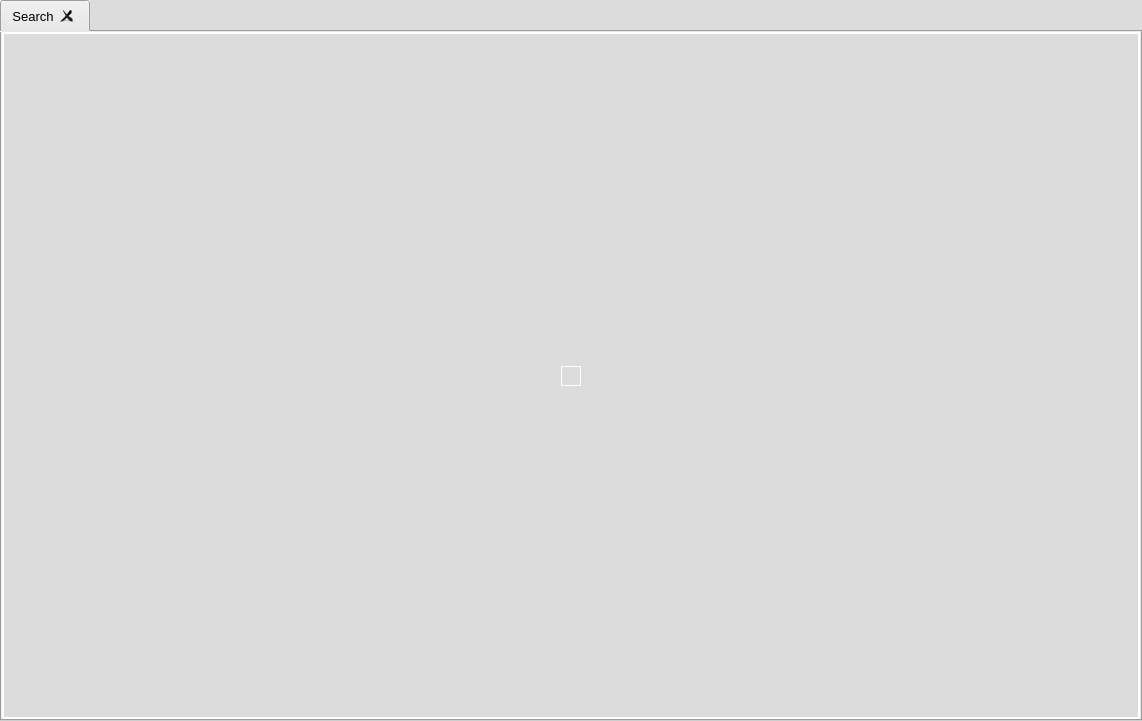
The window that SearchSuggestionsService/mainwindow.ui (template-dev/Search-Suggestions-Service) describes before a commit, drawn with Qt 5.
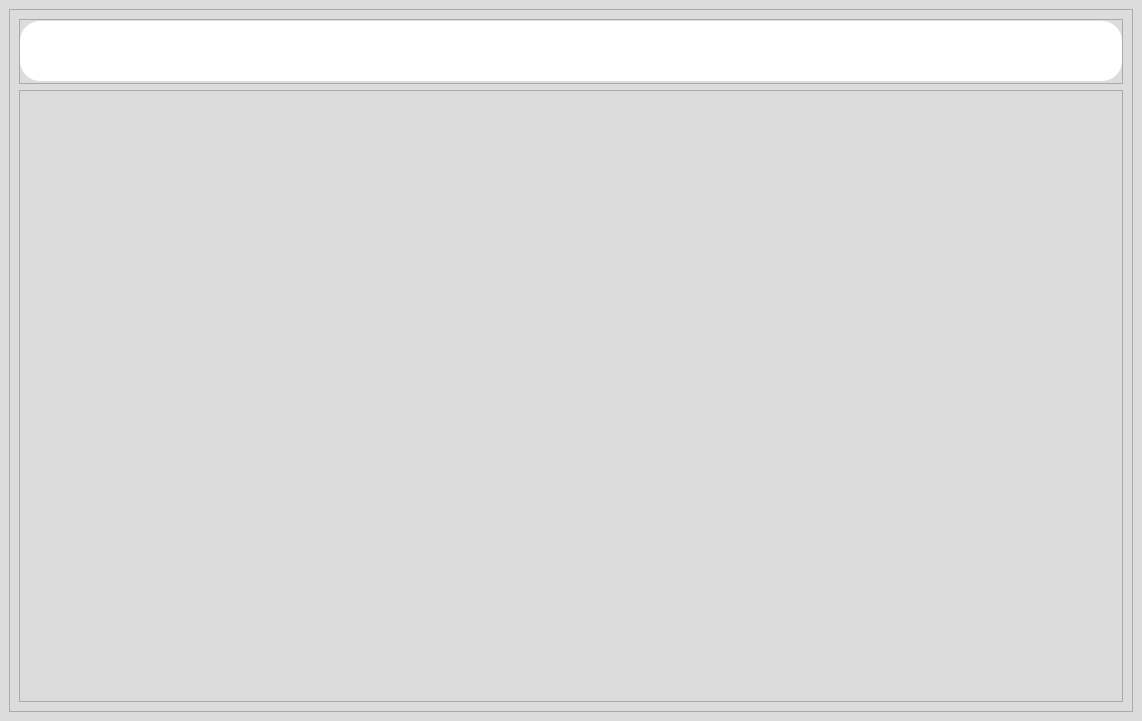
The same window after the commit.

```diff
--- a/SearchSuggestionsService/mainwindow.ui
+++ b/SearchSuggestionsService/mainwindow.ui
@@ -24,6 +24,30 @@
     <string notr="true">background: #dcdcdc;</string>
    </property>
    <layout class="QGridLayout" name="gridLayout">
+    <item row="1" column="2">
+     <widget class="QFrame" name="frame">
+      <property name="frameShape">
+       <enum>QFrame::StyledPanel</enum>
+      </property>
+      <property name="frameShadow">
+       <enum>QFrame::Raised</enum>
+      </property>
+      <layout class="QGridLayout" name="gridLayout_4">
+       <item row="0" column="0">
+        <widget class="QFrame" name="frame_2">
+         <property name="maximumSize">
+          <size>
+           <width>16777215</width>
+           <height>65</height>
+          </size>
+         </property>
+         <property name="frameShape">
+          <enum>QFrame::StyledPanel</enum>
+         </property>
+         <property name="frameShadow">
+          <enum>QFrame::Raised</enum>
+         </property>
+         <layout class="QGridLayout" name="gridLayout_2">
     <property name="leftMargin">
      <number>0</number>
     </property>
@@ -37,66 +61,59 @@
      <number>0</number>
     </property>
     <item row="0" column="0">
-     <widget class="QTabWidget" name="tabWidget">
-      <property name="font">
-       <font>
-        <pointsize>10</pointsize>
-       </font>
-      </property>
-      <property name="autoFillBackground">
-       <bool>false</bool>
-      </property>
-      <property name="styleSheet">
-       <string notr="true">border: 1px solid #ffffff !important;</string>
-      </property>
-      <property name="currentIndex">
-       <number>0</number>
-      </property>
-      <property name="tabsClosable">
-       <bool>true</bool>
-      </property>
-      <property name="movable">
-       <bool>true</bool>
-      </property>
-      <property name="tabBarAutoHide">
-       <bool>false</bool>
-      </property>
-      <widget class="QWidget" name="tab">
-       <property name="cursor">
-        <cursorShape>ArrowCursor</cursorShape>
-       </property>
-       <attribute name="title">
-        <string>Search</string>
-       </attribute>
-       <layout class="QGridLayout" name="gridLayout_2">
-        <item row="0" column="1">
-         <spacer name="verticalSpacer">
-          <property name="orientation">
-           <enum>Qt::Vertical</enum>
-          </property>
-          <property name="sizeHint" stdset="0">
+           <widget class="QFrame" name="frame_3">
+            <property name="maximumSize">
            <size>
-            <width>20</width>
-            <height>303</height>
-           </size>
-          </property>
-         </spacer>
+              <width>16777215</width>
+              <height>60</height>
+             </size>
+            </property>
+            <property name="font">
+             <font>
+              <pointsize>11</pointsize>
+             </font>
+            </property>
+            <property name="styleSheet">
+             <string notr="true">border-radius: 20px;
+background-color: #ffffff;</string>
+            </property>
+            <property name="frameShape">
+             <enum>QFrame::StyledPanel</enum>
+            </property>
+            <property name="frameShadow">
+             <enum>QFrame::Raised</enum>
+            </property>
+            <layout class="QGridLayout" name="gridLayout_3">
+             <item row="0" column="0">
+              <widget class="QLineEdit" name="lineEdit_2">
+               <property name="font">
+                <font>
+                 <family>Yu Gothic UI</family>
+                 <pointsize>12</pointsize>
+                 <bold>false</bold>
+                </font>
+               </property>
+               <property name="styleSheet">
+                <string notr="true">padding: 7px;
+background-color: transparent;
+color: #212121;</string>
+               </property>
+               <property name="inputMask">
+                <string/>
+               </property>
+               <property name="text">
+                <string/>
+               </property>
+              </widget>
+             </item>
+            </layout>
+           </widget>
+          </item>
+         </layout>
+        </widget>
         </item>
         <item row="1" column="0">
-         <spacer name="horizontalSpacer">
-          <property name="orientation">
-           <enum>Qt::Horizontal</enum>
-          </property>
-          <property name="sizeHint" stdset="0">
-           <size>
-            <width>539</width>
-            <height>20</height>
-           </size>
-          </property>
-         </spacer>
-        </item>
-        <item row="1" column="1">
-         <widget class="QFrame" name="frame">
+        <widget class="QFrame" name="frame_4">
           <property name="frameShape">
            <enum>QFrame::StyledPanel</enum>
           </property>
@@ -105,34 +122,7 @@
           </property>
          </widget>
         </item>
-        <item row="1" column="2">
-         <spacer name="horizontalSpacer_2">
-          <property name="orientation">
-           <enum>Qt::Horizontal</enum>
-          </property>
-          <property name="sizeHint" stdset="0">
-           <size>
-            <width>538</width>
-            <height>20</height>
-           </size>
-          </property>
-         </spacer>
-        </item>
-        <item row="2" column="1">
-         <spacer name="verticalSpacer_2">
-          <property name="orientation">
-           <enum>Qt::Vertical</enum>
-          </property>
-          <property name="sizeHint" stdset="0">
-           <size>
-            <width>20</width>
-            <height>302</height>
-           </size>
-          </property>
-         </spacer>
-        </item>
-       </layout>
-      </widget>
+      </layout>
      </widget>
     </item>
    </layout>
```
Lines whose indentation alone changed are shown as unchanged.
